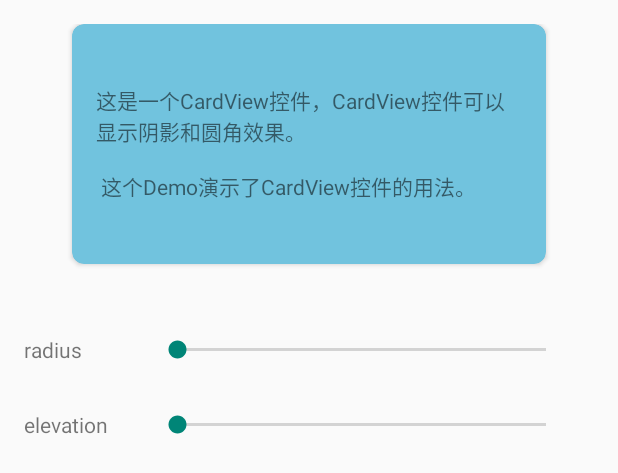
After one commit to Leeeyou/iCC, an Android app: the layout activity_main3.xml on its own in the app's theme, with its tools: preview values and no code run, on a phone screen of 412 x 824 dp. The commit adds this screen. Shown: the top 473 px of the screen. Run offline under Robolectric (Android 15) with nearby library versions, the phone set to English and light mode, and no system bars.

Commit message:
引入Android5.0 新控件CardView的功能和效果，但是运行起来报错。由于cardView的R文件引入有点问题

```diff
--- a/app/build.gradle
+++ b/app/build.gradle
@@ -24,4 +24,6 @@ dependencies {
     compile fileTree(dir: 'libs', include: ['*.jar'])
     compile 'com.android.support:appcompat-v7:21.0.2'
     compile files('libs/butterknife-5.1.2.jar')
+    compile files('libs/android-support-v7-cardview.jar')
+    compile files('libs/android-support-v7-recyclerview.jar')
 }
--- a/app/src/main/java/com/ly/cc/recylerView/MainActivity2.java
+++ b/app/src/main/java/com/ly/cc/recylerView/MainActivity.java
@@ -20,7 +20,7 @@ import butterknife.InjectView;
 /**
  * 主界面
  */
-public class MainActivity2 extends ActionBarActivity {
+public class MainActivity extends ActionBarActivity {
     @InjectView(R.id.deleteBar)
     FrameLayout deleteBar;
     @InjectView(R.id.fab_add)
--- /dev/null
+++ b/app/src/main/res/layout/activity_main3.xml
@@ -0,0 +1,73 @@
+<?xml version="1.0" encoding="utf-8"?>
+<ScrollView xmlns:android="http://schemas.android.com/apk/res/android"
+    xmlns:card_view="http://schemas.android.com/apk/res-auto"
+    android:layout_width="match_parent"
+    android:layout_height="match_parent">
+
+    <LinearLayout
+        android:layout_width="match_parent"
+        android:layout_height="match_parent"
+        android:orientation="vertical"
+        android:paddingBottom="@dimen/activity_vertical_margin"
+        android:paddingLeft="@dimen/activity_horizontal_margin"
+        android:paddingRight="@dimen/activity_horizontal_margin"
+        android:paddingTop="@dimen/activity_vertical_margin">
+
+        <android.support.v7.widget.CardView
+            android:id="@+id/cardview"
+            android:layout_width="fill_parent"
+            android:layout_height="160dp"
+            android:layout_marginLeft="@dimen/margin_large"
+            android:layout_marginRight="@dimen/margin_large"
+            android:elevation="100dp"
+            card_view:cardBackgroundColor="@color/cardview_initial_background"
+            card_view:cardCornerRadius="8dp">
+
+            <TextView
+                android:layout_width="wrap_content"
+                android:layout_height="wrap_content"
+                android:layout_gravity="center"
+                android:layout_margin="@dimen/margin_medium"
+                android:text="@string/cardview_contents"
+            />
+        </android.support.v7.widget.CardView>
+
+        <LinearLayout
+            android:layout_width="fill_parent"
+            android:layout_height="wrap_content"
+            android:layout_marginTop="@dimen/margin_large"
+            android:orientation="horizontal">
+
+            <TextView
+                android:layout_width="@dimen/seekbar_label_length"
+                android:layout_height="wrap_content"
+                android:layout_gravity="center_vertical"
+                android:text="radius" />
+
+            <SeekBar
+                android:id="@+id/cardview_radius_seekbar"
+                android:layout_width="fill_parent"
+                android:layout_height="wrap_content"
+                android:layout_margin="@dimen/margin_medium" />
+        </LinearLayout>
+
+        <LinearLayout
+            android:layout_width="fill_parent"
+            android:layout_height="wrap_content"
+            android:orientation="horizontal">
+
+            <TextView
+                android:layout_width="@dimen/seekbar_label_length"
+                android:layout_height="wrap_content"
+                android:layout_gravity="center_vertical"
+                android:text="elevation" />
+
+            <SeekBar
+                android:id="@+id/cardview_elevation_seekbar"
+                android:layout_width="fill_parent"
+                android:layout_height="wrap_content"
+                android:layout_margin="@dimen/margin_medium" />
+        </LinearLayout>
+    </LinearLayout>
+
+</ScrollView>
--- a/app/src/main/res/values/dimens.xml
+++ b/app/src/main/res/values/dimens.xml
@@ -12,4 +12,6 @@
     <dimen name="button_elevation">2dp</dimen>
 
     <dimen name="button_press_elevation">4dp</dimen>
+
+    <dimen name="seekbar_label_length">70dp</dimen>
 </resources>
--- a/app/src/main/res/values/strings.xml
+++ b/app/src/main/res/values/strings.xml
@@ -4,5 +4,10 @@
     <string name="app_name">CC</string>
     <string name="hello_world">Hello world!</string>
     <string name="action_settings">Settings</string>
+    <string name="cardview_contents">
+        这是一个CardView控件，CardView控件可以显示阴影和圆角效果。\n\n
+        这个Demo演示了CardView控件的用法。
+
+    </string>
 
 </resources>
```
Also changed, not shown: app/src/main/AndroidManifest.xml (+4 -5 lines), app/src/main/java/android.support.v7.cardview/R.java (added, +390 -0 lines), app/src/main/java/com/ly/cc/cardView/CardViewActivity.java (added, +62 -0 lines), app/src/main/res/values/colors.xml (added, +22 -0 lines), app/src/main/res/values/styles.xml (+17 -0 lines), app/src/main/res/values/template-dimens.xml (added, +32 -0 lines), app/libs/android-support-v7-cardview.jar (added), 1 other file.
